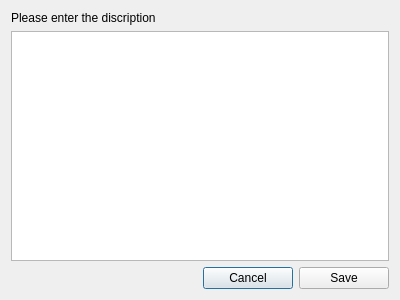
Qt form modules/gui_windows/backup_config.ui (saad909/cnsrc) before a commit.
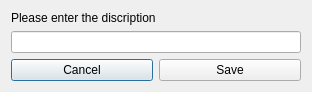
The same form after that commit.

Commit message: gui section of configs backup made

```diff
--- a/modules/gui_windows/backup_config.ui
+++ b/modules/gui_windows/backup_config.ui
@@ -6,25 +6,25 @@
    <rect>
     <x>0</x>
     <y>0</y>
-    <width>400</width>
-    <height>300</height>
+    <width>312</width>
+    <height>88</height>
    </rect>
   </property>
   <property name="windowTitle">
    <string>Backup Configuration</string>
   </property>
   <layout class="QGridLayout" name="gridLayout">
-   <item row="0" column="0">
+   <item row="1" column="0" colspan="2">
+    <widget class="QLineEdit" name="lineEdit"/>
+   </item>
+   <item row="0" column="0" colspan="2">
     <widget class="QLabel" name="label">
      <property name="text">
       <string>Please enter the discription</string>
      </property>
     </widget>
    </item>
-   <item row="1" column="0" colspan="2">
-    <widget class="QPlainTextEdit" name="plainTextEdit"/>
-   </item>
-   <item row="2" column="1">
+   <item row="2" column="0" colspan="2">
     <layout class="QHBoxLayout" name="horizontalLayout">
      <item>
       <widget class="QPushButton" name="configs_backup_btn_cancel">
```
The commit also changes 6 other files.
